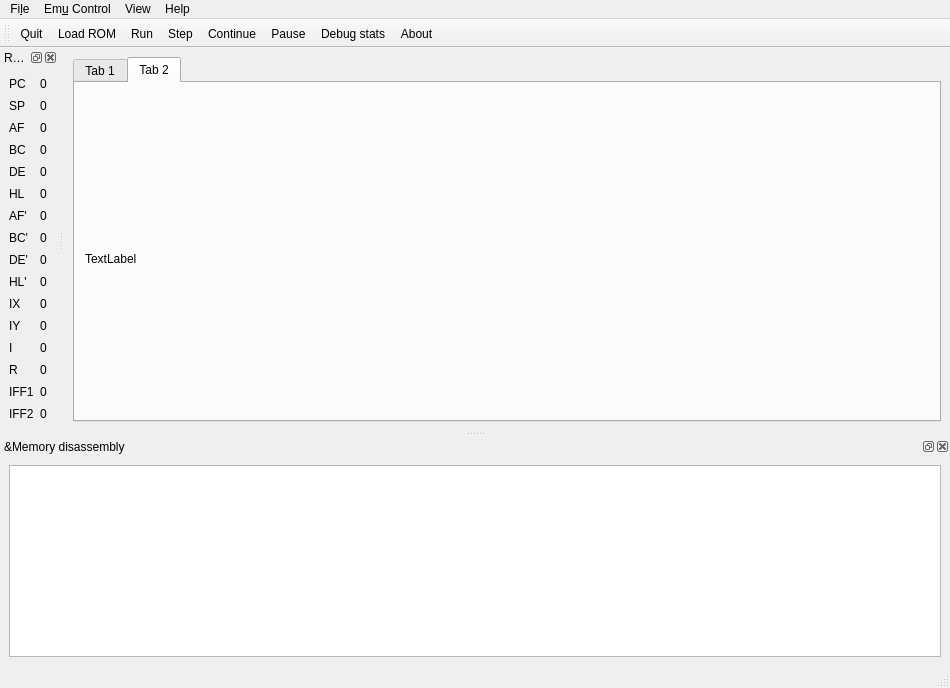
First picture: the form in ui/main_window.ui, repository electrified/cpuqt, before the edit.
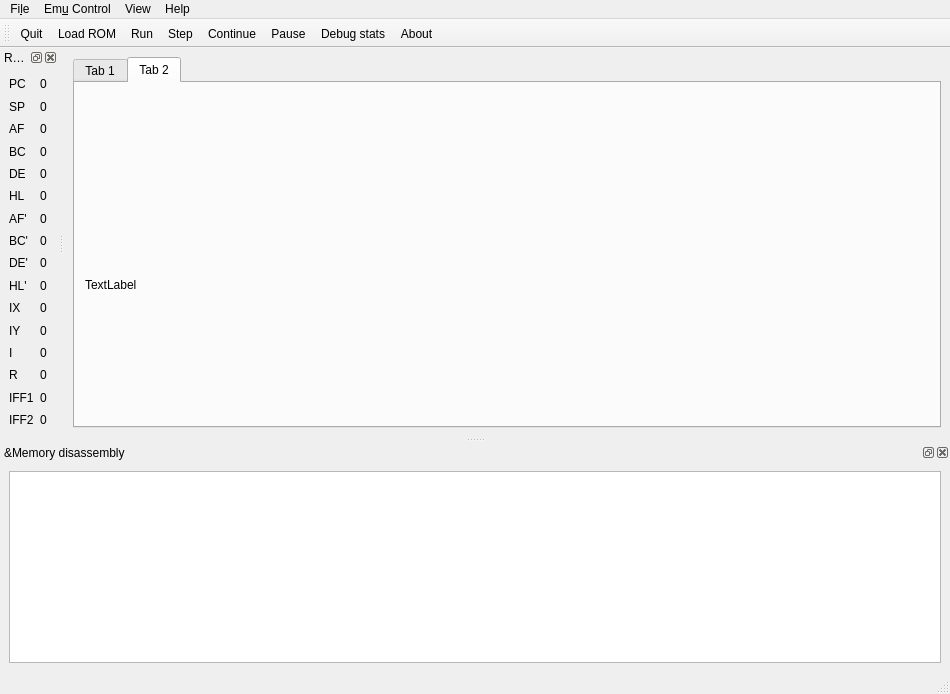
Second picture: the form after the edit. Icons and pictures are not drawn.

```diff
--- a/ui/main_window.ui
+++ b/ui/main_window.ui
@@ -8,7 +8,7 @@
     <x>0</x>
     <y>0</y>
     <width>950</width>
-    <height>688</height>
+    <height>694</height>
    </rect>
   </property>
   <property name="windowTitle">
@@ -48,8 +48,8 @@
          <rect>
           <x>10</x>
           <y>10</y>
-          <width>481</width>
-          <height>331</height>
+          <width>512</width>
+          <height>384</height>
          </rect>
         </property>
         <property name="text">
```
Left out of the diff: 2 changed lines with no effect on the pictures.
